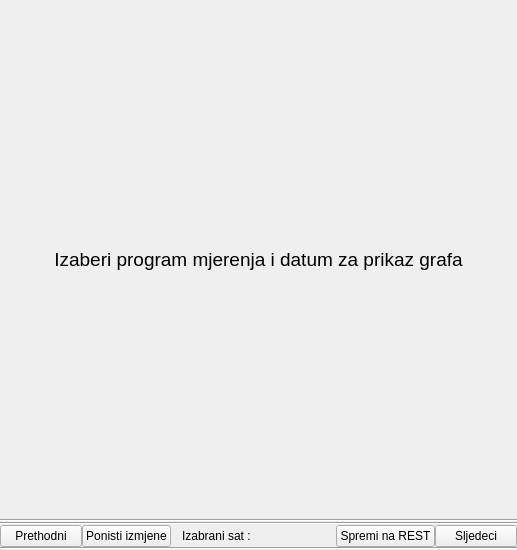
This is app/view/ui_files/konc_graf_panel.ui in kluksa/kontrola-podataka as Qt 5 draws it before an edit. The edited form follows.
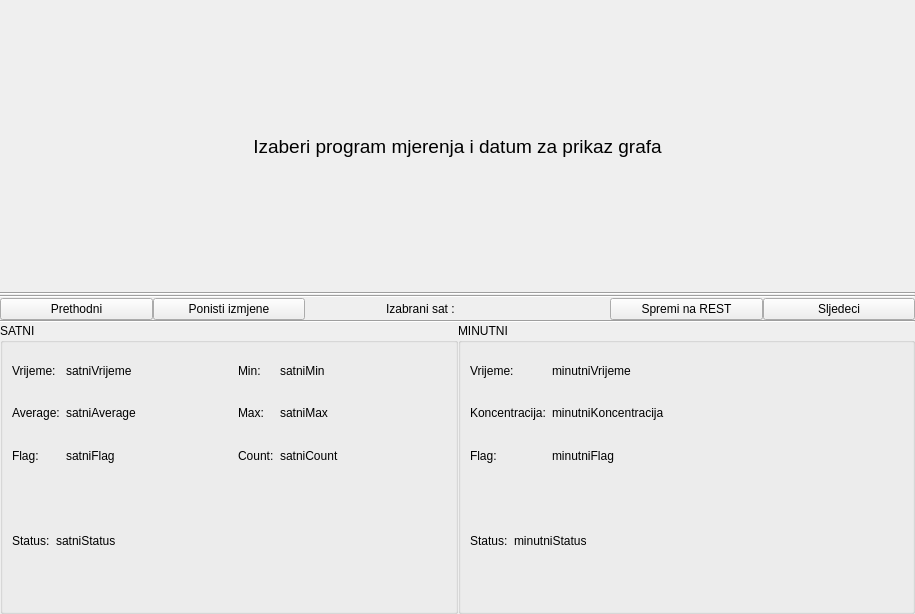
This is the edited form.

The edit to the form file:
```diff
--- a/app/view/ui_files/konc_graf_panel.ui
+++ b/app/view/ui_files/konc_graf_panel.ui
@@ -6,8 +6,8 @@
    <rect>
     <x>0</x>
     <y>0</y>
-    <width>517</width>
-    <height>550</height>
+    <width>915</width>
+    <height>614</height>
    </rect>
   </property>
   <property name="sizePolicy">
@@ -129,18 +129,363 @@
      </item>
     </layout>
    </item>
-   <item>
-    <widget class="Line" name="line_2">
-     <property name="orientation">
-      <enum>Qt::Horizontal</enum>
-     </property>
-    </widget>
-   </item>
    <item>
     <layout class="QVBoxLayout" name="verticalLayoutMinutni">
      <property name="spacing">
       <number>0</number>
      </property>
+     <property name="bottomMargin">
+      <number>0</number>
+     </property>
+    </layout>
+   </item>
+   <item>
+    <widget class="Line" name="line_2">
+     <property name="orientation">
+      <enum>Qt::Horizontal</enum>
+     </property>
+    </widget>
+   </item>
+   <item>
+    <layout class="QHBoxLayout" name="horizontalLayout_2">
+     <item>
+      <widget class="QGroupBox" name="groupBox_2">
+       <property name="sizePolicy">
+        <sizepolicy hsizetype="Preferred" vsizetype="Minimum">
+         <horstretch>0</horstretch>
+         <verstretch>0</verstretch>
+        </sizepolicy>
+       </property>
+       <property name="title">
+        <string>SATNI</string>
+       </property>
+       <layout class="QVBoxLayout" name="verticalLayout_2">
+        <item>
+         <layout class="QGridLayout" name="gridLayout">
+          <item row="1" column="2">
+           <widget class="QLabel" name="label_9">
+            <property name="sizePolicy">
+             <sizepolicy hsizetype="Minimum" vsizetype="Preferred">
+              <horstretch>0</horstretch>
+              <verstretch>0</verstretch>
+             </sizepolicy>
+            </property>
+            <property name="text">
+             <string>Max:</string>
+            </property>
+           </widget>
+          </item>
+          <item row="0" column="1">
+           <widget class="QLabel" name="satniVrijeme">
+            <property name="sizePolicy">
+             <sizepolicy hsizetype="MinimumExpanding" vsizetype="Preferred">
+              <horstretch>0</horstretch>
+              <verstretch>0</verstretch>
+             </sizepolicy>
+            </property>
+            <property name="text">
+             <string>satniVrijeme</string>
+            </property>
+           </widget>
+          </item>
+          <item row="0" column="0">
+           <widget class="QLabel" name="label_4">
+            <property name="sizePolicy">
+             <sizepolicy hsizetype="Minimum" vsizetype="Preferred">
+              <horstretch>0</horstretch>
+              <verstretch>0</verstretch>
+             </sizepolicy>
+            </property>
+            <property name="text">
+             <string>Vrijeme:</string>
+            </property>
+           </widget>
+          </item>
+          <item row="1" column="0">
+           <widget class="QLabel" name="label_6">
+            <property name="sizePolicy">
+             <sizepolicy hsizetype="Minimum" vsizetype="Preferred">
+              <horstretch>0</horstretch>
+              <verstretch>0</verstretch>
+             </sizepolicy>
+            </property>
+            <property name="text">
+             <string>Average:</string>
+            </property>
+           </widget>
+          </item>
+          <item row="1" column="1">
+           <widget class="QLabel" name="satniAverage">
+            <property name="sizePolicy">
+             <sizepolicy hsizetype="MinimumExpanding" vsizetype="Preferred">
+              <horstretch>0</horstretch>
+              <verstretch>0</verstretch>
+             </sizepolicy>
+            </property>
+            <property name="text">
+             <string>satniAverage</string>
+            </property>
+           </widget>
+          </item>
+          <item row="0" column="2">
+           <widget class="QLabel" name="label_7">
+            <property name="sizePolicy">
+             <sizepolicy hsizetype="Minimum" vsizetype="Preferred">
+              <horstretch>0</horstretch>
+              <verstretch>0</verstretch>
+             </sizepolicy>
+            </property>
+            <property name="text">
+             <string>Min:</string>
+            </property>
+           </widget>
+          </item>
+          <item row="0" column="3">
+           <widget class="QLabel" name="satniMin">
+            <property name="sizePolicy">
+             <sizepolicy hsizetype="MinimumExpanding" vsizetype="Preferred">
+              <horstretch>0</horstretch>
+              <verstretch>0</verstretch>
+             </sizepolicy>
+            </property>
+            <property name="text">
+             <string>satniMin</string>
+            </property>
+           </widget>
+          </item>
+          <item row="1" column="3">
+           <widget class="QLabel" name="satniMax">
+            <property name="sizePolicy">
+             <sizepolicy hsizetype="MinimumExpanding" vsizetype="Preferred">
+              <horstretch>0</horstretch>
+              <verstretch>0</verstretch>
+             </sizepolicy>
+            </property>
+            <property name="text">
+             <string>satniMax</string>
+            </property>
+           </widget>
+          </item>
+          <item row="2" column="2">
+           <widget class="QLabel" name="label_12">
+            <property name="sizePolicy">
+             <sizepolicy hsizetype="Minimum" vsizetype="Preferred">
+              <horstretch>0</horstretch>
+              <verstretch>0</verstretch>
+             </sizepolicy>
+            </property>
+            <property name="text">
+             <string>Count:</string>
+            </property>
+           </widget>
+          </item>
+          <item row="2" column="3">
+           <widget class="QLabel" name="satniCount">
+            <property name="sizePolicy">
+             <sizepolicy hsizetype="MinimumExpanding" vsizetype="Preferred">
+              <horstretch>0</horstretch>
+              <verstretch>0</verstretch>
+             </sizepolicy>
+            </property>
+            <property name="text">
+             <string>satniCount</string>
+            </property>
+           </widget>
+          </item>
+          <item row="2" column="0">
+           <widget class="QLabel" name="label_14">
+            <property name="sizePolicy">
+             <sizepolicy hsizetype="Minimum" vsizetype="Preferred">
+              <horstretch>0</horstretch>
+              <verstretch>0</verstretch>
+             </sizepolicy>
+            </property>
+            <property name="text">
+             <string>Flag:</string>
+            </property>
+           </widget>
+          </item>
+          <item row="2" column="1">
+           <widget class="QLabel" name="satniFlag">
+            <property name="sizePolicy">
+             <sizepolicy hsizetype="MinimumExpanding" vsizetype="Preferred">
+              <horstretch>0</horstretch>
+              <verstretch>0</verstretch>
+             </sizepolicy>
+            </property>
+            <property name="text">
+             <string>satniFlag</string>
+            </property>
+           </widget>
+          </item>
+         </layout>
+        </item>
+        <item>
+         <layout class="QHBoxLayout" name="horizontalLayout_3">
+          <item>
+           <widget class="QLabel" name="label_2">
+            <property name="sizePolicy">
+             <sizepolicy hsizetype="Minimum" vsizetype="Preferred">
+              <horstretch>0</horstretch>
+              <verstretch>0</verstretch>
+             </sizepolicy>
+            </property>
+            <property name="text">
+             <string>Status:</string>
+            </property>
+           </widget>
+          </item>
+          <item>
+           <widget class="QLabel" name="satniStatus">
+            <property name="sizePolicy">
+             <sizepolicy hsizetype="MinimumExpanding" vsizetype="Preferred">
+              <horstretch>0</horstretch>
+              <verstretch>0</verstretch>
+             </sizepolicy>
+            </property>
+            <property name="text">
+             <string>satniStatus</string>
+            </property>
+            <property name="wordWrap">
+             <bool>true</bool>
+            </property>
+           </widget>
+          </item>
+         </layout>
+        </item>
+       </layout>
+      </widget>
+     </item>
+     <item>
+      <widget class="QGroupBox" name="groupBox">
+       <property name="sizePolicy">
+        <sizepolicy hsizetype="Preferred" vsizetype="Minimum">
+         <horstretch>0</horstretch>
+         <verstretch>0</verstretch>
+        </sizepolicy>
+       </property>
+       <property name="title">
+        <string>MINUTNI</string>
+       </property>
+       <layout class="QVBoxLayout" name="verticalLayout_3">
+        <item>
+         <layout class="QGridLayout" name="gridLayout_2">
+          <item row="0" column="1">
+           <widget class="QLabel" name="minutniVrijeme">
+            <property name="sizePolicy">
+             <sizepolicy hsizetype="MinimumExpanding" vsizetype="Preferred">
+              <horstretch>0</horstretch>
+              <verstretch>0</verstretch>
+             </sizepolicy>
+            </property>
+            <property name="text">
+             <string>minutniVrijeme</string>
+            </property>
+           </widget>
+          </item>
+          <item row="1" column="0">
+           <widget class="QLabel" name="label_20">
+            <property name="sizePolicy">
+             <sizepolicy hsizetype="Minimum" vsizetype="Preferred">
+              <horstretch>0</horstretch>
+              <verstretch>0</verstretch>
+             </sizepolicy>
+            </property>
+            <property name="text">
+             <string>Koncentracija:</string>
+            </property>
+           </widget>
+          </item>
+          <item row="0" column="0">
+           <widget class="QLabel" name="label_18">
+            <property name="sizePolicy">
+             <sizepolicy hsizetype="Minimum" vsizetype="Preferred">
+              <horstretch>0</horstretch>
+              <verstretch>0</verstretch>
+             </sizepolicy>
+            </property>
+            <property name="text">
+             <string>Vrijeme:</string>
+            </property>
+           </widget>
+          </item>
+          <item row="2" column="0">
+           <widget class="QLabel" name="label_21">
+            <property name="sizePolicy">
+             <sizepolicy hsizetype="Minimum" vsizetype="Preferred">
+              <horstretch>0</horstretch>
+              <verstretch>0</verstretch>
+             </sizepolicy>
+            </property>
+            <property name="text">
+             <string>Flag:</string>
+            </property>
+           </widget>
+          </item>
+          <item row="1" column="1">
+           <widget class="QLabel" name="minutniKoncentracija">
+            <property name="sizePolicy">
+             <sizepolicy hsizetype="MinimumExpanding" vsizetype="Preferred">
+              <horstretch>0</horstretch>
+              <verstretch>0</verstretch>
+             </sizepolicy>
+            </property>
+            <property name="text">
+             <string>minutniKoncentracija</string>
+            </property>
+           </widget>
+          </item>
+          <item row="2" column="1">
+           <widget class="QLabel" name="minutniFlag">
+            <property name="sizePolicy">
+             <sizepolicy hsizetype="MinimumExpanding" vsizetype="Preferred">
+              <horstretch>0</horstretch>
+              <verstretch>0</verstretch>
+             </sizepolicy>
+            </property>
+            <property name="text">
+             <string>minutniFlag</string>
+            </property>
+           </widget>
+          </item>
+         </layout>
+        </item>
+        <item>
+         <layout class="QHBoxLayout" name="horizontalLayout_4">
+          <item>
+           <widget class="QLabel" name="label_16">
+            <property name="sizePolicy">
+             <sizepolicy hsizetype="Minimum" vsizetype="Preferred">
+              <horstretch>0</horstretch>
+              <verstretch>0</verstretch>
+             </sizepolicy>
+            </property>
+            <property name="text">
+             <string>Status:</string>
+            </property>
+           </widget>
+          </item>
+          <item>
+           <widget class="QLabel" name="minutniStatus">
+            <property name="sizePolicy">
+             <sizepolicy hsizetype="MinimumExpanding" vsizetype="Preferred">
+              <horstretch>0</horstretch>
+              <verstretch>0</verstretch>
+             </sizepolicy>
+            </property>
+            <property name="text">
+             <string>minutniStatus</string>
+            </property>
+            <property name="wordWrap">
+             <bool>true</bool>
+            </property>
+           </widget>
+          </item>
+         </layout>
+        </item>
+       </layout>
+      </widget>
+     </item>
     </layout>
    </item>
   </layout>
```
